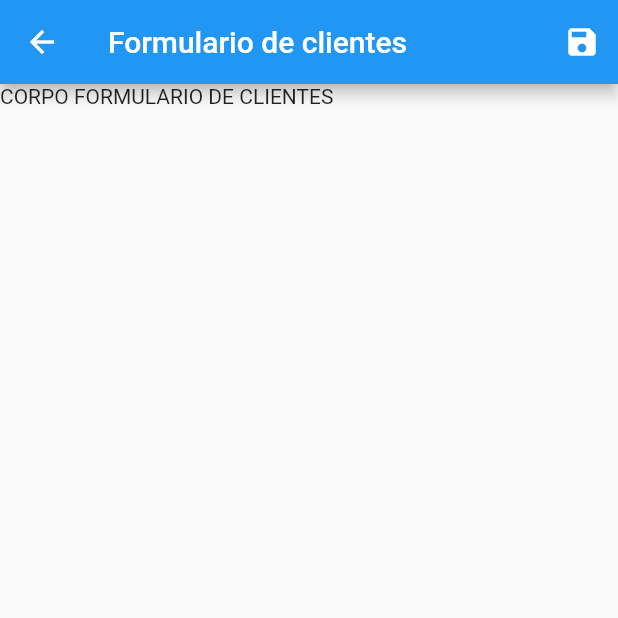
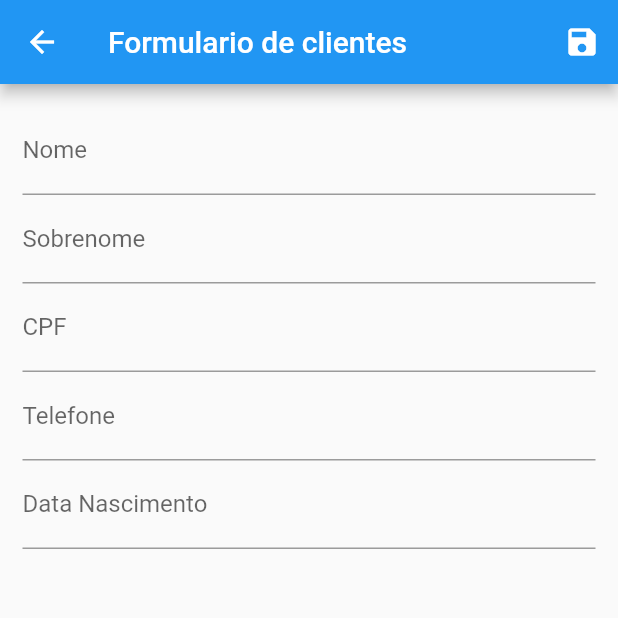
Before and after one commit to avelar42/SAGOS_FLUTTER, a Flutter app: the CustomerFormScreen screen opened by its route, after a tap on the "save" icon, on a phone screen of 412 x 824 dp, the top half of it. Run offline on Flutter 3.47's test engine with Material 2 defaults, Android fonts, the phone set to English and light mode, and no system bars; network calls fail.

Commit message:
Save Customer

```diff
--- a/lib/main.dart
+++ b/lib/main.dart
@@ -31,7 +31,7 @@ class MyApp extends StatelessWidget {
               // Notice that the counter didn't reset back to zero; the application
               // is not restarted.
               primarySwatch: Colors.blue,
-          ),
+              brightness: Brightness.light),
           routes: {
             AppRoutes.HOME: (context) => DashBoardScreen(),
             AppRoutes.CUSTOMERS: (context) => CustomersScreen(),
--- a/lib/service/customer_service.dart
+++ b/lib/service/customer_service.dart
@@ -1,6 +1,4 @@
 import 'dart:convert';
-import 'dart:io';
-
 import 'package:http/http.dart' as http;
 import 'package:sagos_mobile/model/customer.dart';
 import 'package:sagos_mobile/service/api_status.dart';
@@ -28,4 +26,20 @@ class CustomerService {
       return Failure(code: UNKNOWN_ERROR, errorResponse: 'Unknown Response');
     }
   }
+
+  static Future<Object> saveCustomerService(Customer customerData) async {
+    try {
+      final response = await http.post(Uri.parse('${URL_BASE}/costumers.json'),
+          body: jsonEncode({
+            "nome": customerData.nome,
+            "sobrenome": customerData.sobrenome,
+            "CPF": customerData.cpf,
+            "telefone": customerData.telefone,
+            //"dataNascimento": customerData.dataNascimento
+          }));
+      return response;
+    } catch (e) {
+      return Failure(code: UNKNOWN_ERROR, errorResponse: 'Unknown Response');
+    }
+  }
 }
--- a/lib/view_models/customer_view_model.dart
+++ b/lib/view_models/customer_view_model.dart
@@ -27,9 +27,9 @@ class CustomerViewModel extends ChangeNotifier {
     customerListModel.forEach((customerId, customerValue) {
       _customerListModel.add(Customer(
           nome: 'TESTE',
-          sobrenome: 'TESTE',
-          telefone: 'TESTE',
-          cpf: 'TESTE',
+          sobrenome: 'sobrenome',
+          telefone: 'telefone',
+          cpf: 'cpf',
           dataNascimento: DateTime.now()));
       // _customerListModel.add(Customer(
       //     nome: customerValue['name'],
@@ -52,4 +52,16 @@ class CustomerViewModel extends ChangeNotifier {
     }
     setLoading(false);
   }
+
+  saveCustomer(Map<String, Object> data) async {
+    //setLoading(true);
+    final customer = Customer(
+        nome: data['nome'] as String,
+        sobrenome: data['sobrenome'] as String,
+        cpf: data['CPF'] as String,
+        telefone: data['telefone'] as String,
+        dataNascimento: data['dataNascimento'] as DateTime);
+    var response = await CustomerService.saveCustomerService(customer);
+    //setLoading(false);
+  }
 }
--- a/lib/views/customerform_screen.dart
+++ b/lib/views/customerform_screen.dart
@@ -1,4 +1,6 @@
 import 'package:flutter/material.dart';
+import 'package:sagos_mobile/view_models/customer_view_model.dart';
+import 'package:provider/provider.dart';
 
 class CustomerFormScreen extends StatefulWidget {
   const CustomerFormScreen({Key? key}) : super(key: key);
@@ -8,13 +10,61 @@ class CustomerFormScreen extends StatefulWidget {
 }
 
 class _CustomerFormScreenState extends State<CustomerFormScreen> {
+  final _formKey = GlobalKey<FormState>();
+  final _formData = Map<String, Object>();
+
+  //TO DO: IMPLEMENT PROVIDER HERE
+  // _submitForm() {
+  //   _formKey.currentState?.save();
+  //   print(_formData);
+  //   return;
+  // }
+
   @override
   Widget build(BuildContext context) {
+    CustomerViewModel customerViewModel = context.watch<CustomerViewModel>();
+
     return Scaffold(
-      appBar: AppBar(
-          title: Text('Formulario de clientes'),
-          actions: [IconButton(onPressed: () {}, icon: Icon(Icons.save))]),
-      body: Text('CORPO FORMULARIO DE CLIENTES'),
+      appBar: AppBar(title: Text('Formulario de clientes'), actions: [
+        IconButton(
+            onPressed: () {
+              _formKey.currentState?.save();
+              customerViewModel.saveCustomer(_formData);
+              print(_formData);
+            },
+            icon: Icon(Icons.save))
+      ]),
+      body: Padding(
+        padding: const EdgeInsets.all(15.0),
+        child: Form(
+            key: _formKey,
+            child: ListView(
+              children: [
+                TextFormField(
+                  decoration: InputDecoration(labelText: 'Nome'),
+                  onSaved: (name) => _formData['nome'] = name ?? '',
+                ),
+                TextFormField(
+                  decoration: InputDecoration(labelText: 'Sobrenome'),
+                  onSaved: (lastname) =>
+                      _formData['sobrenome'] = lastname ?? '',
+                ),
+                TextFormField(
+                  decoration: InputDecoration(labelText: 'CPF'),
+                  onSaved: (cpf) => _formData['CPF'] = cpf ?? '',
+                ),
+                TextFormField(
+                  decoration: InputDecoration(labelText: 'Telefone'),
+                  onSaved: (phone) => _formData['telefone'] = phone ?? '',
+                ),
+                TextFormField(
+                  decoration: InputDecoration(labelText: 'Data Nascimento'),
+                  onSaved: (birth) =>
+                      _formData['dataNascimento'] = DateTime.now() ?? '',
+                )
+              ],
+            )),
+      ),
     );
   }
 }
--- a/lib/views/customers_screen.dart
+++ b/lib/views/customers_screen.dart
@@ -37,10 +37,21 @@ class _CustomersScreenState extends State<CustomersScreen> {
                                   customerViewModel.customerListModel[index];
                               return Container(
                                 child: Column(
+                                  mainAxisAlignment: MainAxisAlignment.start,
+                                  crossAxisAlignment: CrossAxisAlignment.start,
                                   children: [
                                     Text(customerModel.nome),
                                     Text(
                                       customerModel.sobrenome,
+                                    ),
+                                    Text(
+                                      customerModel.telefone,
+                                    ),
+                                    Text(
+                                      customerModel.cpf,
+                                    ),
+                                    Text(
+                                      customerModel.dataNascimento.toString(),
                                     ),
                                   ],
                                 ),
```
Lines whose indentation alone changed are shown as unchanged.
